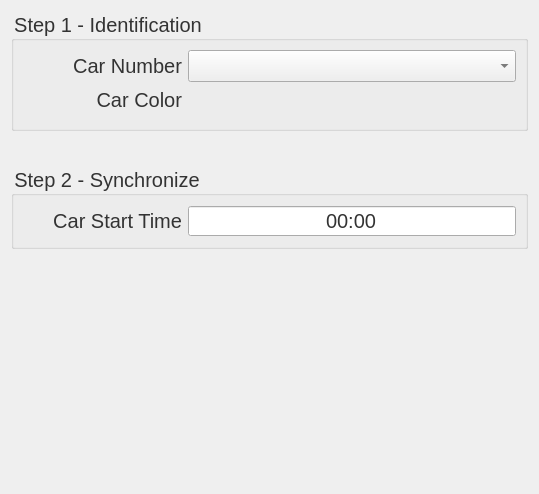
This is widgets/GPSForm.ui in bluemellophone/gzc-client as Qt 5 draws it before an edit. The edited form follows.
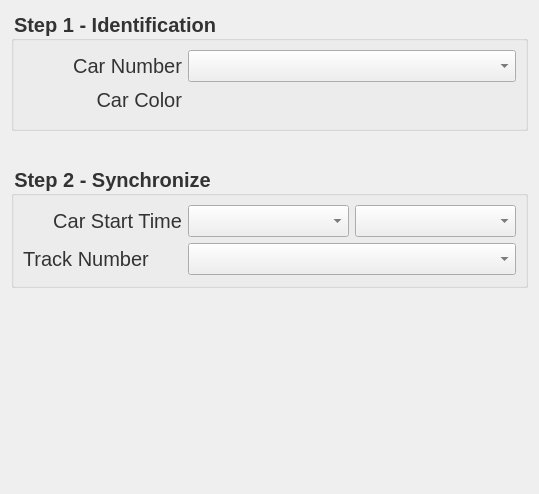
This is the edited form.

```diff
--- a/widgets/GPSForm.ui
+++ b/widgets/GPSForm.ui
@@ -41,6 +41,8 @@
        <property name="font">
         <font>
          <pointsize>-1</pointsize>
+         <weight>75</weight>
+         <bold>true</bold>
         </font>
        </property>
        <property name="styleSheet">
@@ -122,9 +124,23 @@
      </item>
      <item>
       <widget class="QGroupBox" name="syncLayout">
+       <property name="minimumSize">
+        <size>
+         <width>0</width>
+         <height>122</height>
+        </size>
+       </property>
+       <property name="maximumSize">
+        <size>
+         <width>16777215</width>
+         <height>122</height>
+        </size>
+       </property>
        <property name="font">
         <font>
          <pointsize>-1</pointsize>
+         <weight>75</weight>
+         <bold>true</bold>
         </font>
        </property>
        <property name="styleSheet">
@@ -156,24 +172,25 @@
           </property>
          </widget>
         </item>
+        <item row="2" column="0">
+         <widget class="QLabel" name="label">
+          <property name="text">
+           <string>Track Number</string>
+          </property>
+         </widget>
+        </item>
         <item row="0" column="1">
-         <widget class="QTimeEdit" name="timeInput">
-          <property name="minimumSize">
-           <size>
-            <width>0</width>
-            <height>30</height>
-           </size>
-          </property>
-          <property name="alignment">
-           <set>Qt::AlignCenter</set>
-          </property>
-          <property name="buttonSymbols">
-           <enum>QAbstractSpinBox::NoButtons</enum>
-          </property>
-          <property name="displayFormat">
-           <string>HH:mm</string>
-          </property>
-         </widget>
+         <layout class="QHBoxLayout" name="horizontalLayout">
+          <item>
+           <widget class="QComboBox" name="timeHour"/>
+          </item>
+          <item>
+           <widget class="QComboBox" name="timeMinute"/>
+          </item>
+         </layout>
+        </item>
+        <item row="2" column="1">
+         <widget class="QComboBox" name="trackNumber"/>
         </item>
        </layout>
       </widget>
```
